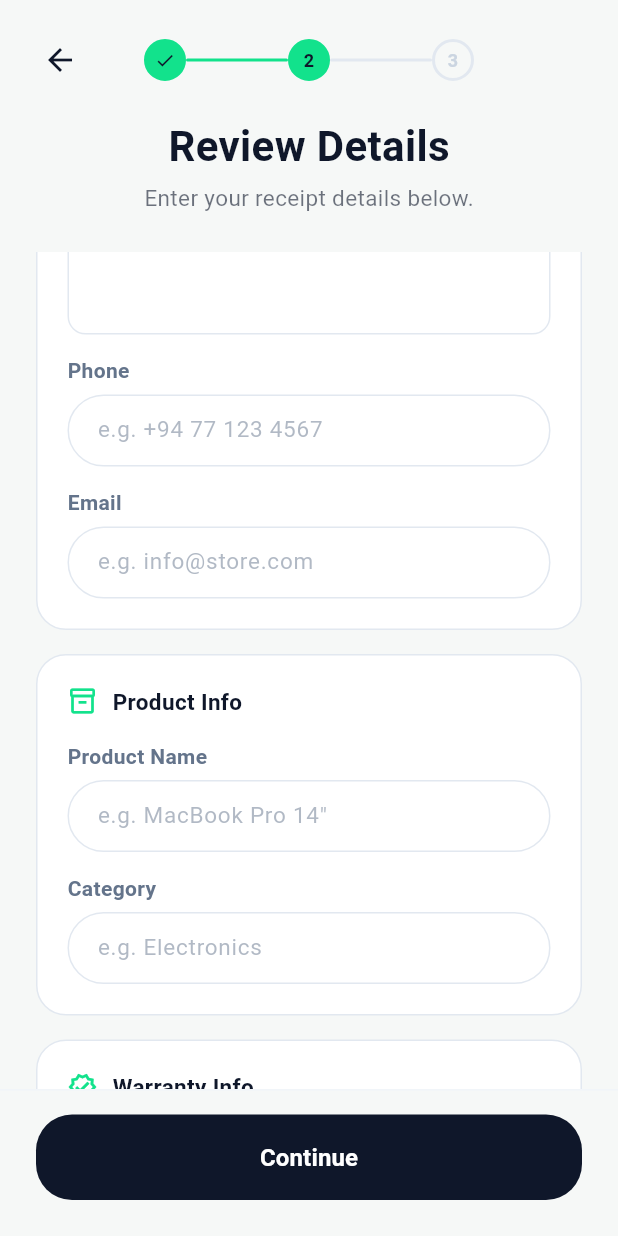
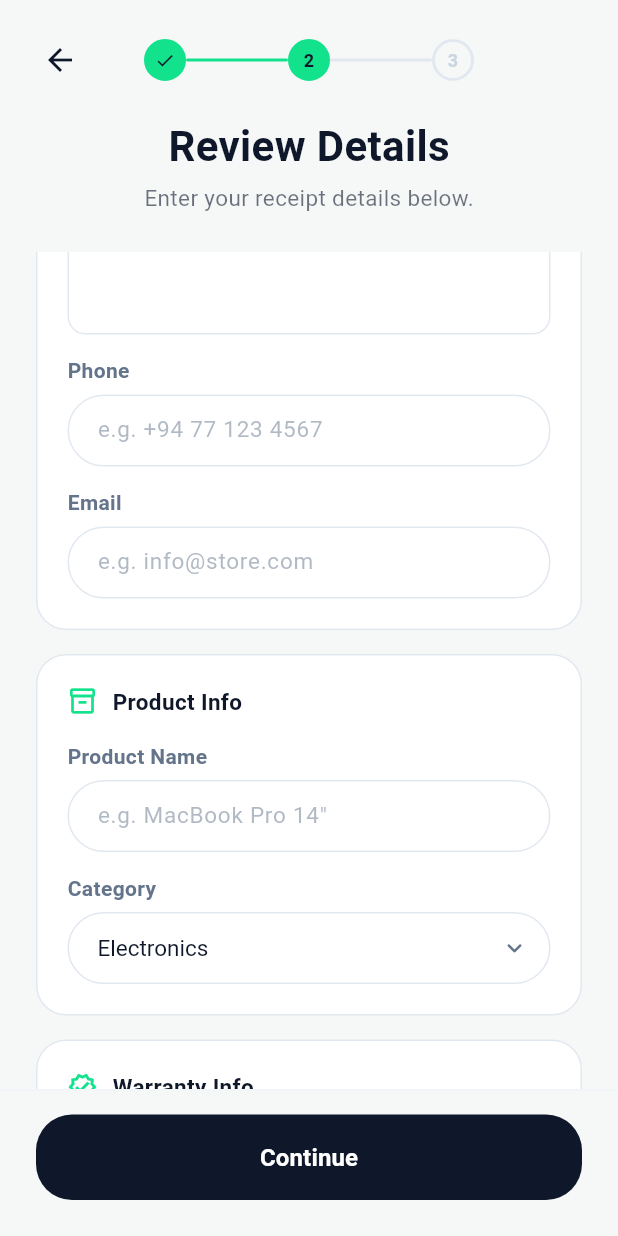
Before and after one commit to sujayamindev/reclaima, a Flutter app: the ReviewReceiptScreen screen opened directly, scrolled down 576 dp, after a tap on "Continue", on a phone screen of 412 x 824 dp. Run offline on Flutter 3.47's test engine with Material 3 defaults, Android fonts, the phone set to English and light mode, and no system bars; our stand-ins replace dio, drift, firebase_auth, firebase_core, flutter_riverpod, image_picker and 1 more; accounts and stored records are empty; generated files the repository leaves out were written again; network calls fail.

Commit message:
feat: Add category selection dropdown for product info in ReviewReceiptScreen

```diff
--- a/mobile/lib/screens/receipt/review_receipt_screen.dart
+++ b/mobile/lib/screens/receipt/review_receipt_screen.dart
@@ -47,8 +47,26 @@ class _ReviewReceiptScreenState extends ConsumerState<ReviewReceiptScreen> {
 
   // 📦 Product Info
   final _productNameCtrl = TextEditingController();
-  final _productCategoryCtrl = TextEditingController();
+  String _selectedCategory = 'Electronics';
   List<ReceiptLineItemModel> _lineItems = [];
+
+  static const List<String> _categories = [
+    'Electronics',
+    'Appliances',
+    'Clothing & Apparel',
+    'Furniture & Home',
+    'Automotive',
+    'Groceries & Food',
+    'Health & Beauty',
+    'Sports & Outdoors',
+    'Books & Media',
+    'Tools & Hardware',
+    'Toys & Games',
+    'Jewelry & Watches',
+    'Office Supplies',
+    'Software & Games',
+    'Other',
+  ];
 
   // 🛡️ Warranty Info
   final _warrantyPeriodCtrl = TextEditingController();
@@ -100,7 +118,8 @@ class _ReviewReceiptScreenState extends ConsumerState<ReviewReceiptScreen> {
     _vendorPhoneCtrl.text = receipt.vendorPhone ?? '';
     _vendorEmailCtrl.text = receipt.vendorEmail ?? '';
     _productNameCtrl.text = receipt.productName ?? '';
-    _productCategoryCtrl.text = receipt.productCategory ?? '';
+    final ocrCategory = receipt.productCategory ?? '';
+    _selectedCategory = _categories.contains(ocrCategory) ? ocrCategory : 'Electronics';
     _lineItems = receipt.lineItems;
     _warrantyPeriodCtrl.text =
         receipt.warrantyPeriodMonths?.toString() ?? '';
@@ -122,7 +141,6 @@ class _ReviewReceiptScreenState extends ConsumerState<ReviewReceiptScreen> {
     _vendorPhoneCtrl.dispose();
     _vendorEmailCtrl.dispose();
     _productNameCtrl.dispose();
-    _productCategoryCtrl.dispose();
     _warrantyPeriodCtrl.dispose();
     _returnPeriodCtrl.dispose();
     _remarksCtrl.dispose();
@@ -219,8 +237,8 @@ class _ReviewReceiptScreenState extends ConsumerState<ReviewReceiptScreen> {
     if (_productNameCtrl.text.isNotEmpty) {
       data['productName'] = _productNameCtrl.text;
     }
-    if (_productCategoryCtrl.text.isNotEmpty) {
-      data['productCategory'] = _productCategoryCtrl.text;
+    if (_selectedCategory.isNotEmpty) {
+      data['productCategory'] = _selectedCategory;
     }
     if (_warrantyPeriodCtrl.text.isNotEmpty) {
       final months = int.tryParse(_warrantyPeriodCtrl.text);
@@ -723,12 +741,7 @@ class _ReviewReceiptScreenState extends ConsumerState<ReviewReceiptScreen> {
                       hint: 'e.g. MacBook Pro 14"',
                     ),
                     const SizedBox(height: 14),
-                    _buildTextField(
-                      isDark: isDark,
-                      label: 'Category',
-                      controller: _productCategoryCtrl,
-                      hint: 'e.g. Electronics',
-                    ),
+                    _buildCategoryDropdown(isDark: isDark),
                   ],
                 ),
                 const SizedBox(height: 16),
@@ -943,6 +956,68 @@ class _ReviewReceiptScreenState extends ConsumerState<ReviewReceiptScreen> {
     );
   }
 
+  Widget _buildCategoryDropdown({required bool isDark}) {
+    final labelColor =
+        isDark ? const Color(0xFF94A3B8) : const Color(0xFF64748B);
+    final borderColor =
+        isDark ? const Color(0xFF334155) : const Color(0xFFE2E8F0);
+    final fillColor = isDark ? const Color(0xFF1E3A32) : Colors.white;
+    final textPrimary =
+        isDark ? const Color(0xFFF1F5F9) : const Color(0xFF0F172A);
+
+    return Column(
+      crossAxisAlignment: CrossAxisAlignment.start,
+      children: [
+        Text(
+          'Category',
+          style: TextStyle(
+            fontSize: 14,
+            fontWeight: FontWeight.w600,
+            color: labelColor,
+          ),
+        ),
+        const SizedBox(height: 6),
+        DropdownButtonFormField<String>(
+          value: _selectedCategory,
+          dropdownColor: isDark ? const Color(0xFF1E3A32) : Colors.white,
+          style: TextStyle(color: textPrimary, fontSize: 15),
+          icon: Icon(Icons.keyboard_arrow_down_rounded,
+              color: labelColor, size: 20),
+          decoration: InputDecoration(
+            filled: true,
+            fillColor: fillColor,
+            contentPadding:
+                const EdgeInsets.symmetric(horizontal: 16, vertical: 12),
+            border: OutlineInputBorder(
+              borderRadius: BorderRadius.circular(24),
+              borderSide: BorderSide(color: borderColor),
+            ),
+            enabledBorder: OutlineInputBorder(
+              borderRadius: BorderRadius.circular(24),
+              borderSide: BorderSide(color: borderColor),
+            ),
+            focusedBorder: OutlineInputBorder(
+              borderRadius: BorderRadius.circular(24),
+              borderSide:
+                  const BorderSide(color: Color(0xFF12E28C), width: 2),
+            ),
+          ),
+          items: _categories
+              .map(
+                (c) => DropdownMenuItem(
+                  value: c,
+                  child: Text(c),
+                ),
+              )
+              .toList(),
+          onChanged: (value) {
+            if (value != null) setState(() => _selectedCategory = value);
+          },
+        ),
+      ],
+    );
+  }
+
   /// Read-only card showing OCR-extracted line items (product code, qty, etc.)
   Widget _buildLineItemsCard(bool isDark, Color textPrimary) {
     final cardColor = isDark ? const Color(0xFF1E3A32) : Colors.white;
```
